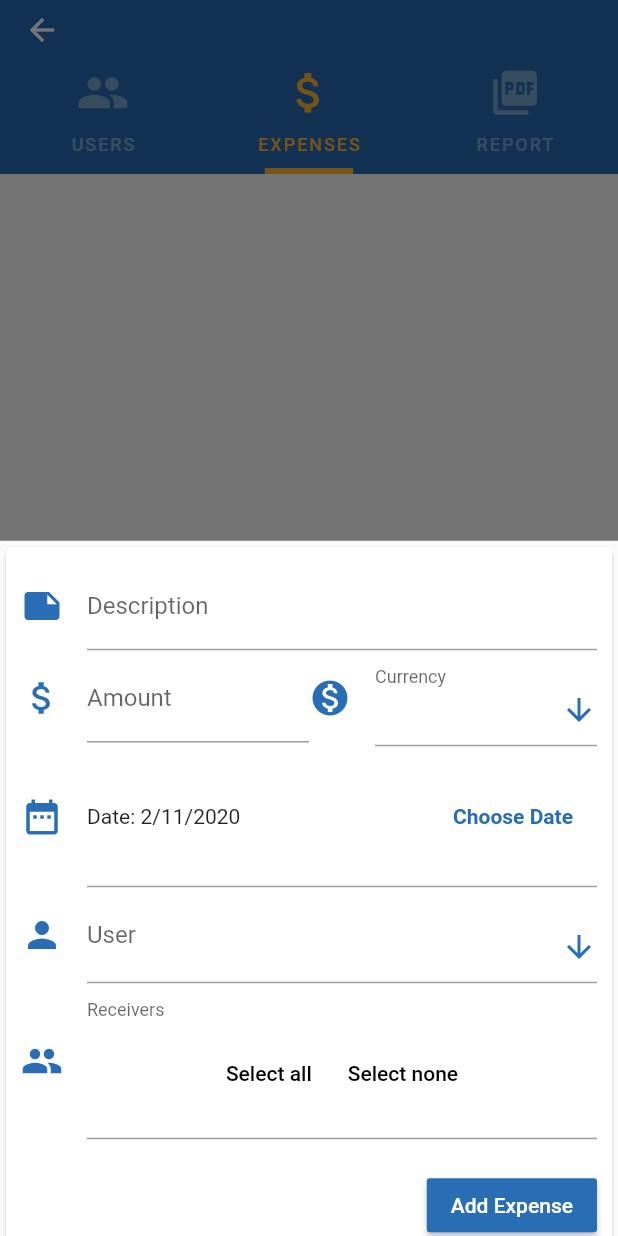
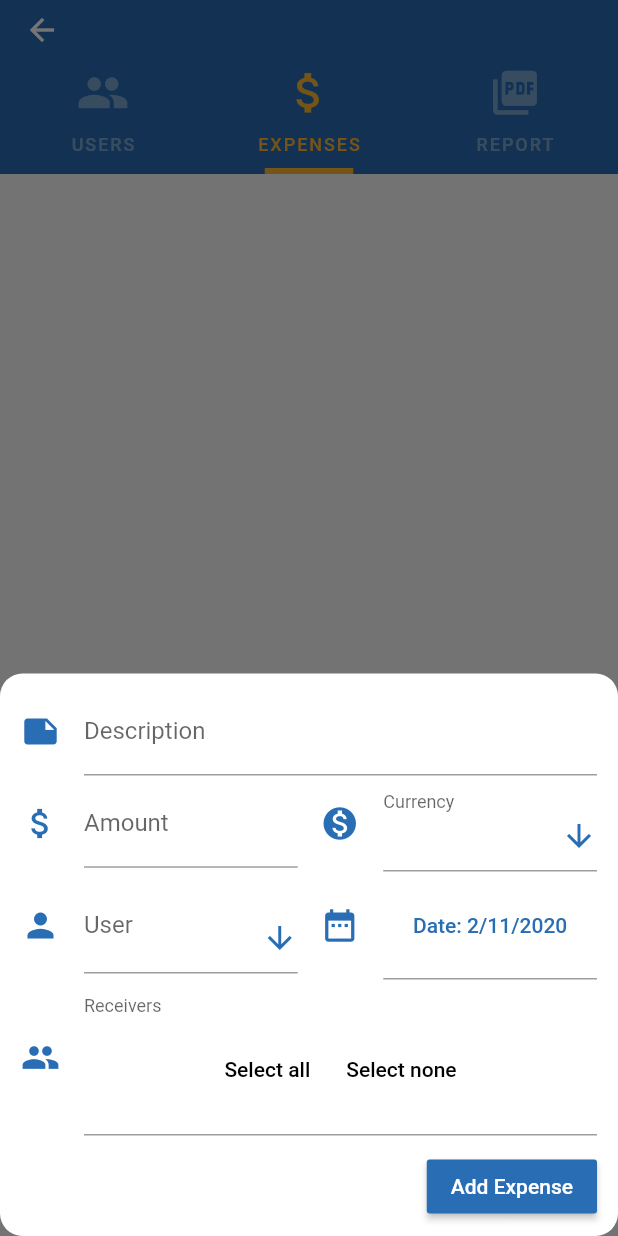
Before and after one commit to krzysiekz/CostyFlutter, a Flutter app: the ProjectDetailsPage screen opened directly with empty values, tab 2 chosen, after a tap on the "note add" icon, on a phone screen of 412 x 824 dp. Run offline on Flutter 3.47's test engine with Material 2 defaults, Android fonts, the light colour scheme and no system bars; our stand-ins replace bloc, dartz, decimal, equatable, flutter_bloc, get_it and 1 more; missing offline and left inert: flare_splash_screen; accounts and stored records are empty; statements that could not run were skipped.

Commit message:
form improvements

```diff
--- a/lib/main.dart
+++ b/lib/main.dart
@@ -73,7 +73,7 @@ class _MyAppState extends State<MyApp> {
             textTheme: ThemeData.light().textTheme.copyWith(
                   title: TextStyle(
                     fontFamily: 'OpenSans',
-                    fontSize: 18,
+                    fontSize: 16,
                     fontWeight: FontWeight.bold,
                   ),
                   button: TextStyle(color: Colors.white),
@@ -83,7 +83,7 @@ class _MyAppState extends State<MyApp> {
               textTheme: ThemeData.light().textTheme.copyWith(
                       title: TextStyle(
                     fontFamily: 'OpenSans',
-                    fontSize: 20,
+                    fontSize: 18,
                     fontWeight: FontWeight.bold,
                   )),
             ),
--- a/lib/presentation/widgets/forms/new_expense_form.dart
+++ b/lib/presentation/widgets/forms/new_expense_form.dart
@@ -88,13 +88,14 @@ class _NewExpenseFormState extends State<NewExpenseForm> {
   Widget build(BuildContext context) {
     return SingleChildScrollView(
         child: Card(
+      elevation: 0,
       color: Theme.of(context).backgroundColor,
       child: Container(
         padding: EdgeInsets.only(
-          top: 10,
+          top: 5,
           left: 10,
           right: 10,
-          bottom: MediaQuery.of(context).viewInsets.bottom + 10,
+          bottom: MediaQuery.of(context).viewInsets.bottom + 5,
         ),
         child: _showForm(context),
       ),
@@ -127,14 +128,21 @@ class _NewExpenseFormState extends State<NewExpenseForm> {
                   textInputType: TextInputType.numberWithOptions(decimal: true),
                 ),
               ),
+              const SizedBox(width: 15),
               Expanded(child: _createCurrencyDropDownList(context)),
             ],
           ),
-          _createDatePicker(context),
-          _createUserDropDownList(context),
+          Row(
+            mainAxisSize: MainAxisSize.min,
+            children: <Widget>[
+              Expanded(child: _createUserDropDownList(context)),
+              const SizedBox(width: 15),
+              Expanded(child: _createDatePicker(context)),
+            ],
+          ),
           _createReceiversWidget(context),
           const SizedBox(
-            height: 20,
+            height: 10,
           ),
           RaisedButton(
             child: const Text('Add Expense'),
@@ -155,29 +163,18 @@ class _NewExpenseFormState extends State<NewExpenseForm> {
             decoration: InputDecoration(
               icon: Icon(
                 Icons.date_range,
-                size: 28,
+                size: 26,
                 color: Theme.of(context).primaryColor,
               ),
               errorText: formState.hasError ? formState.errorText : null,
             ),
             child: Container(
-              height: 70,
-              child: Row(
-                children: <Widget>[
-                  Expanded(
-                    child: Text(_selectedDate == null
-                        ? 'No Date Chosen'
-                        : 'Date: ${DateFormat.yMd().format(_selectedDate)}'),
-                  ),
-                  FlatButton(
-                    textColor: Theme.of(context).primaryColor,
-                    onPressed: _presentDatePicker,
-                    child: Text(
-                      "Choose Date",
-                      style: TextStyle(fontWeight: FontWeight.bold),
-                    ),
-                  ),
-                ],
+              child: FlatButton(
+                textColor: Theme.of(context).primaryColor,
+                onPressed: _presentDatePicker,
+                child: Text(_selectedDate == null
+                    ? 'No Date Chosen'
+                    : 'Date: ${DateFormat.yMd().format(_selectedDate)}'),
               ),
             ));
       },
@@ -224,7 +221,7 @@ class _NewExpenseFormState extends State<NewExpenseForm> {
           decoration: InputDecoration(
             icon: Icon(
               Icons.person,
-              size: 28,
+              size: 26,
               color: Theme.of(context).primaryColor,
             ),
             labelText: 'User',
@@ -279,7 +276,7 @@ class _NewExpenseFormState extends State<NewExpenseForm> {
                     decoration: InputDecoration(
                       icon: Icon(
                         Icons.group,
-                        size: 28,
+                        size: 26,
                         color: Theme.of(context).primaryColor,
                       ),
                       labelText: 'Receivers',
--- a/lib/presentation/widgets/other/currency_dropdown_field.dart
+++ b/lib/presentation/widgets/other/currency_dropdown_field.dart
@@ -38,7 +38,7 @@ class _CurrencyDropdownFieldState extends State<CurrencyDropdownField> {
           decoration: InputDecoration(
             icon: Icon(
               Icons.monetization_on,
-              size: 28,
+              size: 26,
               color: Theme.of(context).primaryColor,
             ),
             labelText: widget.label,
--- a/lib/presentation/widgets/other/custom_text_field.dart
+++ b/lib/presentation/widgets/other/custom_text_field.dart
@@ -31,7 +31,7 @@ class _CustomTextFieldState extends State<CustomTextField> {
       decoration: InputDecoration(
         icon: Icon(
           widget.icon,
-          size: 28,
+          size: 26,
           color: Theme.of(context).primaryColor,
         ),
         hintText: widget.hintText,
--- a/lib/presentation/widgets/pages/project_details_page.dart
+++ b/lib/presentation/widgets/pages/project_details_page.dart
@@ -40,6 +40,10 @@ class _ProjectDetailsPageState extends State<ProjectDetailsPage>
 
   void _showAddPersonForm(BuildContext ctx, Project project) {
     showModalBottomSheet(
+      backgroundColor: Colors.white,
+      shape: RoundedRectangleBorder(
+        borderRadius: BorderRadius.all(Radius.circular(15.0)),
+      ),
       context: ctx,
       builder: (_) {
         return NewUserForm(project: project);
@@ -49,6 +53,11 @@ class _ProjectDetailsPageState extends State<ProjectDetailsPage>
 
   void _showAddExpenseForm(BuildContext ctx, Project project) {
     showModalBottomSheet(
+      isScrollControlled: true,
+      backgroundColor: Colors.white,
+      shape: RoundedRectangleBorder(
+        borderRadius: BorderRadius.all(Radius.circular(15.0)),
+      ),
       context: ctx,
       builder: (_) {
         return NewExpenseForm(project: project);
--- a/lib/presentation/widgets/pages/projects_list_page.dart
+++ b/lib/presentation/widgets/pages/projects_list_page.dart
@@ -45,6 +45,10 @@ class _ProjectsListPageState extends State<ProjectsListPage> {
 
   void _startAddNewProject(BuildContext ctx) {
     showModalBottomSheet(
+      backgroundColor: Colors.white,
+      shape: RoundedRectangleBorder(
+        borderRadius: BorderRadius.all(Radius.circular(15.0)),
+      ),
       context: ctx,
       builder: (_) {
         return NewProjectForm();
```
Also changed, not shown: lib/presentation/widgets/forms/new_project_form.dart (+5 -4 lines), lib/presentation/widgets/forms/new_user_form.dart (+4 -3 lines).
